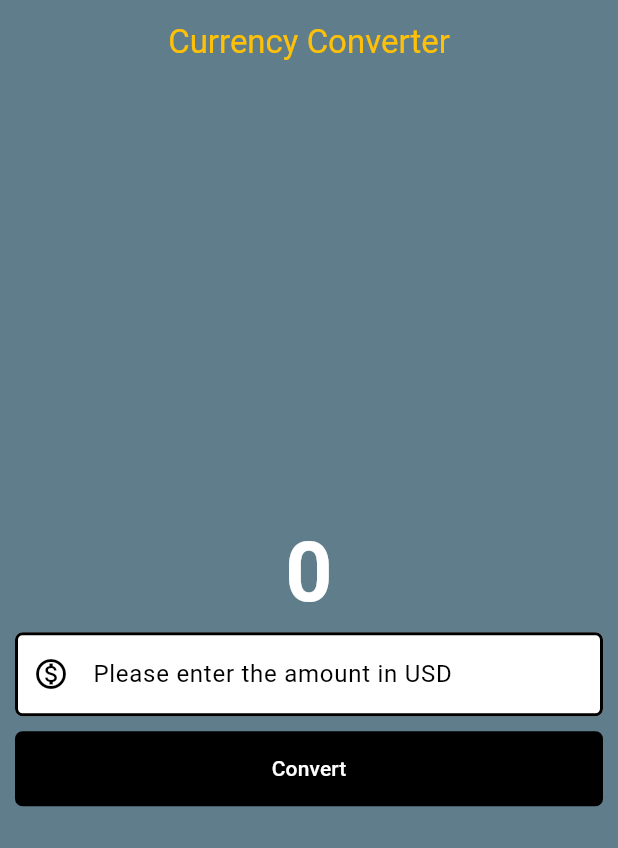
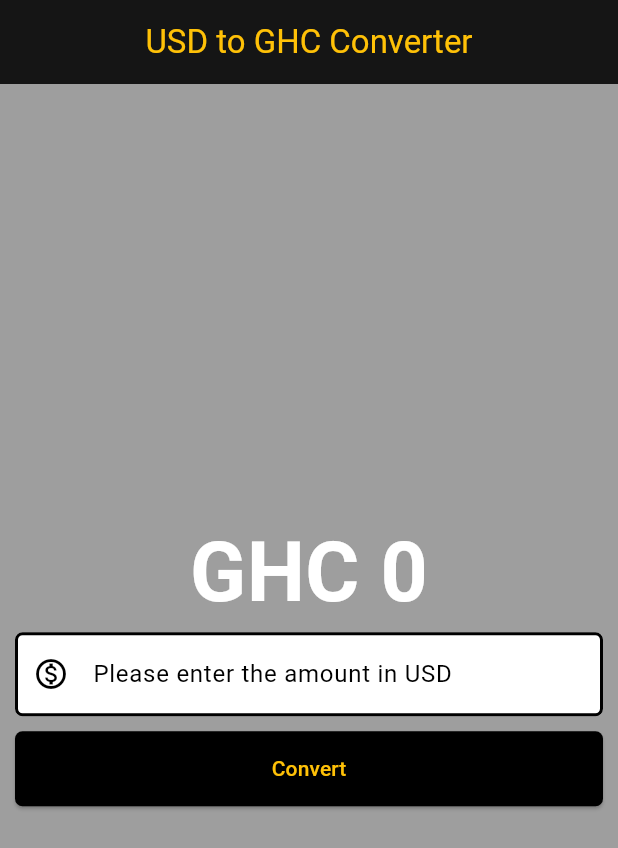
Before and after one commit to awesomecurtis/currency_converter, a Flutter app: the screen it shows after launch, on a phone screen of 412 x 824 dp. Shown: the top 848 px of the screen. Run offline on Flutter 3.47's test engine with Material 3 defaults, Android fonts, the phone set to English and light mode, and no system bars.

```diff
--- a/lib/currency_converter_material_page.dart
+++ b/lib/currency_converter_material_page.dart
@@ -1,7 +1,28 @@
 import 'package:flutter/material.dart';
 
-class CurrencyConverterMaterialPage extends StatelessWidget {
+class CurrencyConverterMaterialPage extends StatefulWidget {
   const CurrencyConverterMaterialPage({super.key});
+
+  @override
+  State<CurrencyConverterMaterialPage> createState() =>
+      _CurrencyConverterMaterialPageState();
+}
+
+class _CurrencyConverterMaterialPageState
+    extends State<CurrencyConverterMaterialPage> {
+  double result = 0;
+  final TextEditingController amountEditingController = TextEditingController();
+
+  void convert() {
+    result = double.parse(amountEditingController.text) * 12;
+    setState(() {});
+  }
+
+  @override
+  void dispose() {
+    amountEditingController.dispose();
+    super.dispose();
+  }
 
   @override
   Widget build(BuildContext context) {
@@ -14,11 +35,11 @@ class CurrencyConverterMaterialPage extends StatelessWidget {
     );
 
     return Scaffold(
-      backgroundColor: Colors.blueGrey,
+      backgroundColor: Colors.grey,
       appBar: AppBar(
-        backgroundColor: Colors.blueGrey,
+        backgroundColor: Colors.black87,
         title: const Text(
-          'Currency Converter',
+          'USD to GHC Converter',
           style: TextStyle(color: Colors.amber),
         ),
         centerTitle: true,
@@ -28,15 +49,16 @@ class CurrencyConverterMaterialPage extends StatelessWidget {
         child: Column(
           mainAxisAlignment: MainAxisAlignment.center,
           children: [
-            const Text(
-              '0',
-              style: TextStyle(
+            Text(
+              'GHC ${result != 0 ? result.toStringAsFixed(2) : result.toStringAsFixed(0)}',
+              style: const TextStyle(
                 fontSize: 55,
                 fontWeight: FontWeight.bold,
                 color: Color.fromARGB(255, 255, 255, 255),
               ),
             ),
             TextField(
+              controller: amountEditingController,
               style: const TextStyle(
                 color: Colors.black,
               ),
@@ -58,10 +80,11 @@ class CurrencyConverterMaterialPage extends StatelessWidget {
             ),
             const SizedBox(height: 10),
             ElevatedButton(
-              onPressed: null,
+              //invoke convert function
+              onPressed: convert,
               style: TextButton.styleFrom(
                 backgroundColor: Colors.black,
-                foregroundColor: Colors.white,
+                foregroundColor: Colors.amber,
                 minimumSize: const Size(double.infinity, 50),
                 shape: RoundedRectangleBorder(
                   borderRadius: BorderRadius.circular(5),
@@ -70,7 +93,7 @@ class CurrencyConverterMaterialPage extends StatelessWidget {
               child: const Text(
                 'Convert',
                 style: TextStyle(
-                  color: Colors.white,
+                  color: Colors.amber,
                 ),
               ),
             ),
```
Also changed, not shown: pubspec.yaml (+3 -5 lines), 1 other file.
